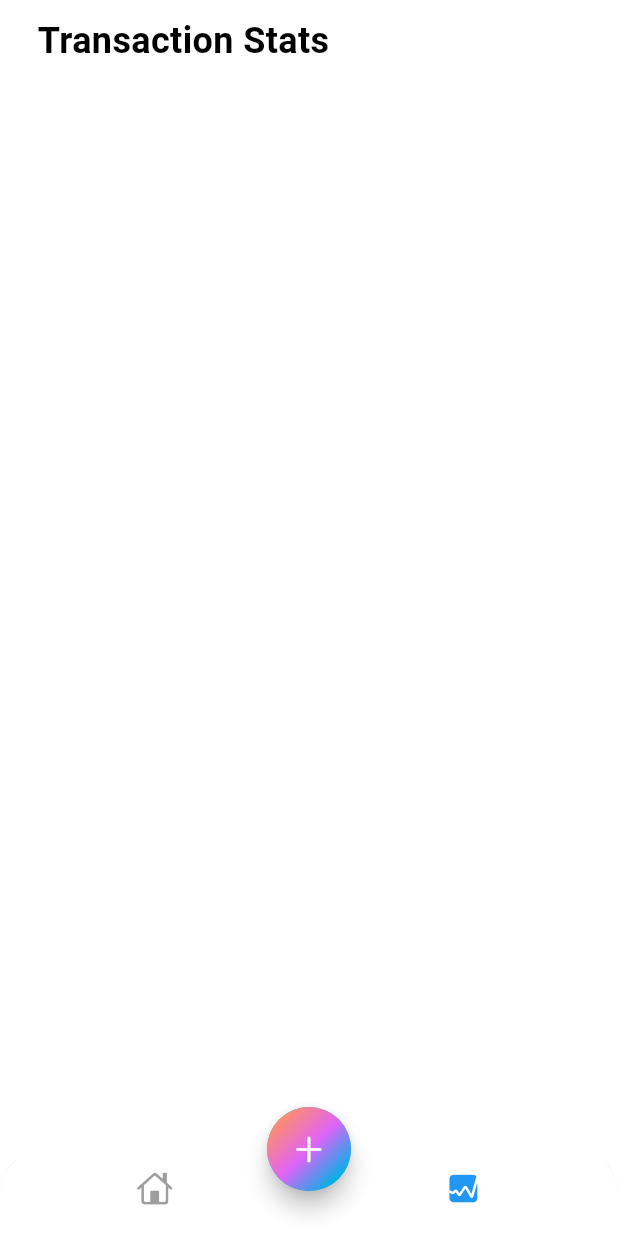
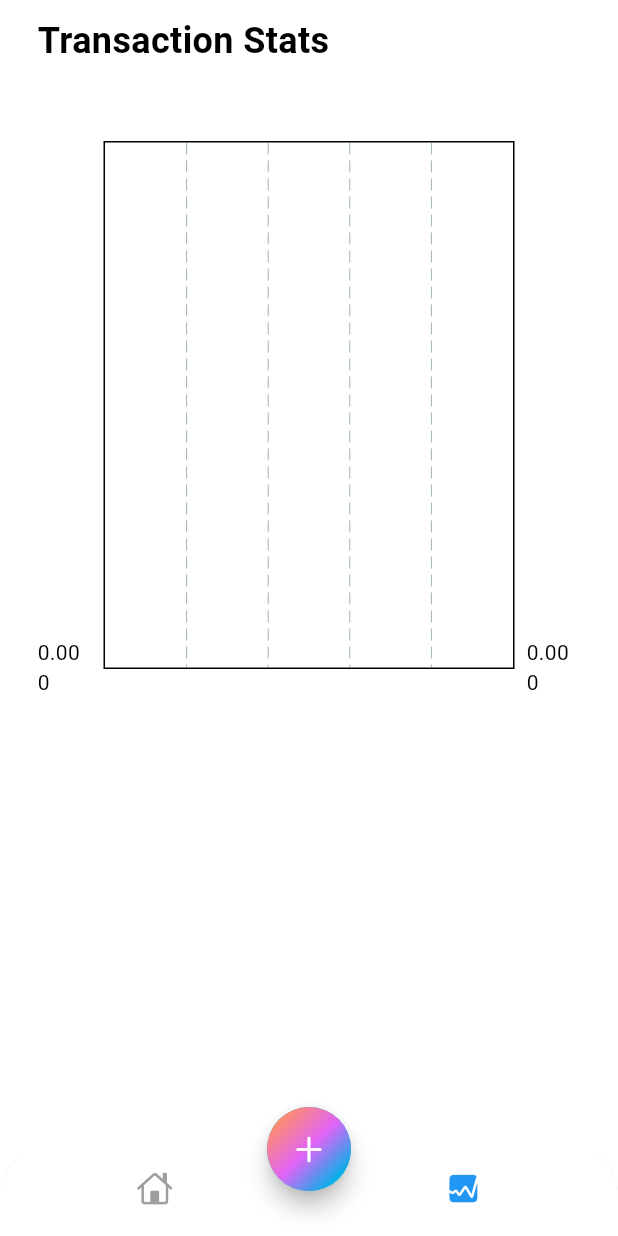
Before and after one commit to Anonymousbeliever/expense_tracker, a Flutter app: the screen it shows after launch, item 2 of the bottom bar chosen, on a phone screen of 412 x 824 dp. Run offline on Flutter 3.47's test engine with Material 3 defaults, Android fonts, the phone set to English and light mode, and no system bars; drawn by our look-alikes of fl_chart; our stand-ins replace firebase_core; accounts and stored records are empty.

Commit message:
created chart file

```diff
--- a/lib/screens/stats/stats.dart
+++ b/lib/screens/stats/stats.dart
@@ -1,4 +1,5 @@
-import 'package:flutter/cupertino.dart';
+import 'package:fl_chart/fl_chart.dart';
+import 'package:flutter/material.dart';
 
 class StatScreen extends StatelessWidget {
   const StatScreen({super.key});
@@ -8,13 +9,26 @@ class StatScreen extends StatelessWidget {
     return SafeArea(
       child: Padding(
         padding: const EdgeInsets.symmetric(horizontal: 25.0, vertical: 10.0),
-        child: Column(children: [
+        child: Column(
+          crossAxisAlignment: CrossAxisAlignment.start,
+          children: [
             Text(
               "Transaction Stats",
               style: TextStyle(
                 fontSize: 24,
                 fontWeight: FontWeight.bold,
 
+              ),
+            ),
+            SizedBox(height: 20),
+            Container (
+              width: MediaQuery.of(context).size.width,
+              height: MediaQuery.of(context).size.width,
+              // color: Colors.red,
+              child: BarChart(
+                BarChartData(
+
+                )
               ),
             )
           ],
--- a/pubspec.yaml
+++ b/pubspec.yaml
@@ -28,7 +28,7 @@ dependencies:
   uuid: ^4.5.1
 
   # Charts & Insights
-  fl_chart: ^0.66.2   # ✅ downgraded to supported version
+  fl_chart: ^1.1.0   # ✅ downgraded to supported version
 
   # Local storage (optional, for caching)
   shared_preferences: ^2.3.3
```
Also changed, not shown: lib/screens/stats/chart.dart (added, +15 -0 lines), pubspec.lock.
